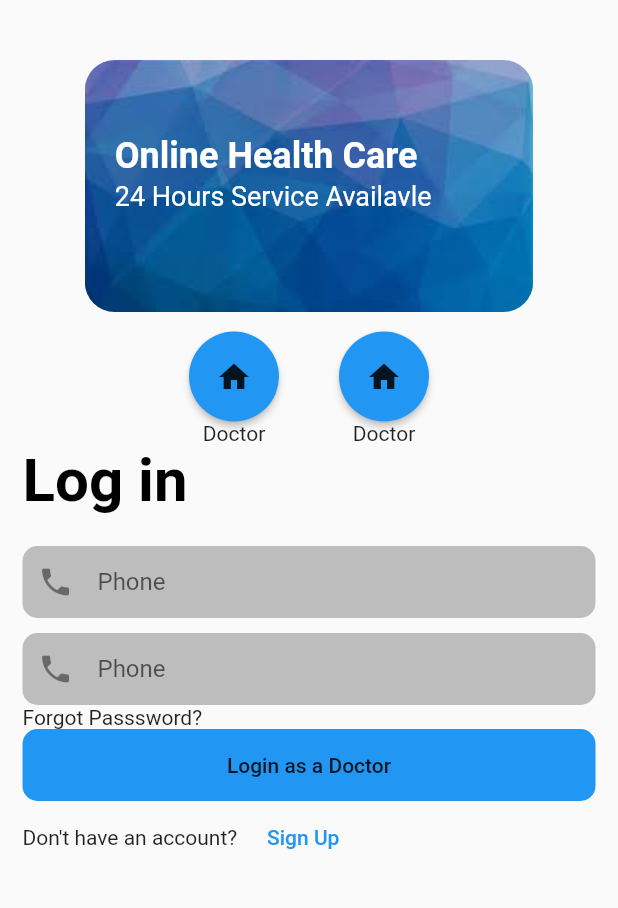
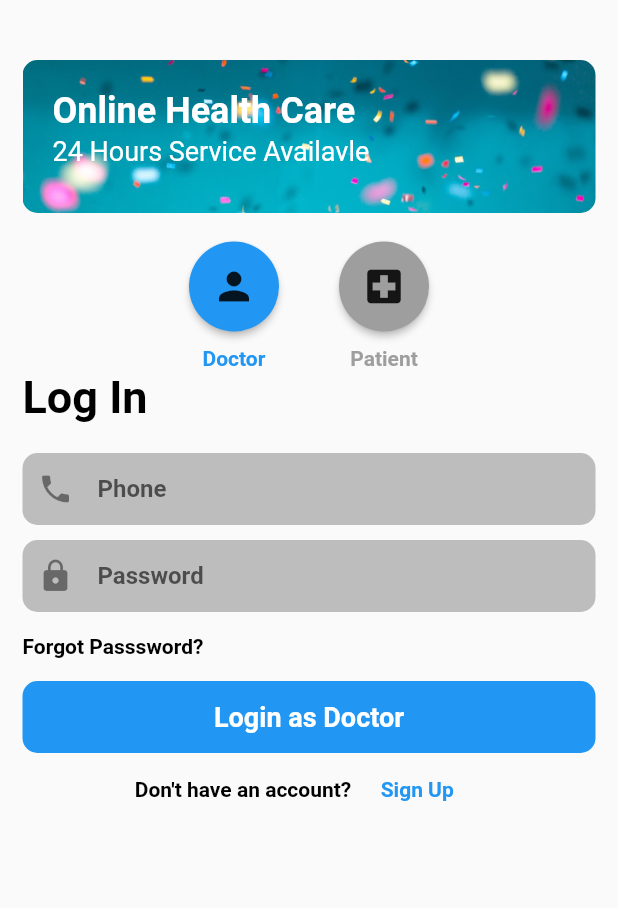
Before and after one commit to jpmehedi/flutter-eDaktar-app, a Flutter app: the screen it shows after launch, on a phone screen of 412 x 824 dp, the part 93-1001 px from its top. Run offline on Flutter 3.47's test engine with Material 2 defaults, Android fonts, the phone set to English and light mode, and no system bars.

Commit message:
refactoring log in screen

```diff
--- /dev/null
+++ b/lib/components/inputfield_builder.dart
@@ -0,0 +1,29 @@
+import 'package:flutter/material.dart';
+
+class InputFeildBuilder extends StatelessWidget {
+  InputFeildBuilder({this.hintText, this.icon});
+
+  final String hintText;
+  final Icon icon;
+
+  @override
+  Widget build(BuildContext context) {
+    return Container(
+      padding: EdgeInsets.only(left: 10),
+      decoration: BoxDecoration(
+        color: Colors.grey[400],
+        borderRadius: BorderRadius.circular(10.0),
+      ),
+      child: TextField(
+        decoration: InputDecoration(
+          border: InputBorder.none,
+          icon: icon,
+          hintText: hintText,
+          hintStyle: TextStyle(fontWeight: FontWeight.bold),
+          fillColor: Colors.blueAccent,
+          focusColor: Colors.brown,
+        ),
+      ),
+    );
+  }
+}
--- /dev/null
+++ b/lib/components/rounded_button.dart
@@ -0,0 +1,39 @@
+import 'package:flutter/material.dart';
+
+
+class RoundedButtonBuilder extends StatelessWidget {
+  RoundedButtonBuilder({this.icon, this.level, this.colur, this.buttonColor});
+  final Icon icon;
+  final String level;
+  final Color colur;
+  final Color buttonColor;
+
+  @override
+  Widget build(BuildContext context) {
+    return Column(
+      children: <Widget>[
+        Container(
+          child: RawMaterialButton(
+            child: icon,
+            onPressed: () {},
+            shape:
+                RoundedRectangleBorder(borderRadius: BorderRadius.circular(50)),
+            fillColor: buttonColor,
+            constraints: BoxConstraints(minHeight: 60.0, minWidth: 60.0),
+          ),
+        ),
+        Padding(
+          padding: EdgeInsets.only(top: 10),
+          child: Text(
+            level,
+            style: TextStyle(
+              fontWeight: FontWeight.bold,
+              fontSize: 14.0,
+              color: colur,
+            ),
+          ),
+        ),
+      ],
+    );
+  }
+}
--- a/lib/constraint.dart
+++ b/lib/constraint.dart
@@ -0,0 +1,30 @@
+import 'package:flutter/material.dart';
+
+const kLogoTextStyle = TextStyle(
+  color: Colors.black,
+  fontSize: 40.0,
+  fontWeight: FontWeight.bold,
+);
+
+const kElogoTextStyle = TextStyle(
+  color: Colors.blue,
+  fontSize: 40.0,
+);
+
+const kNormalTextStyle = TextStyle(
+  color: Colors.black,
+  fontSize: 14.0,
+  fontWeight: FontWeight.bold,
+);
+
+const kActiveTextStyle = TextStyle(
+  color: Colors.blue,
+  fontWeight: FontWeight.bold,
+  fontSize: 14.0,
+);
+
+const kHoverTextStyle = TextStyle(
+  color: Colors.grey,
+  fontWeight: FontWeight.bold,
+  fontSize: 14.0,
+);
--- a/lib/main.dart
+++ b/lib/main.dart
@@ -1,5 +1,7 @@
+import 'package:e_daktar/screens/home_screen.dart';
 import 'package:flutter/material.dart';
 import './screens/login_screen.dart';
+import './screens/home_screen.dart';
 
 void main() => runApp(MyApp());
 
@@ -9,6 +11,11 @@ class MyApp extends StatelessWidget {
     return MaterialApp(
       title: 'Flutter Demo',
       home: LoginScreen(),
+      initialRoute: LoginScreen.id,
+      routes: {
+        LoginScreen.id: (context) => LoginScreen(),
+        HomeScreen.id: (context) => HomeScreen(),
+      },
     );
   }
 }
--- /dev/null
+++ b/lib/screens/home_screen.dart
@@ -0,0 +1,26 @@
+import 'package:flutter/material.dart';
+
+
+ class HomeScreen extends StatefulWidget {
+   static String id = "HomeScreen";
+   @override
+   _HomeScreenState createState() => _HomeScreenState();
+ }
+
+ class _HomeScreenState extends State<HomeScreen> {
+   @override
+   Widget build(BuildContext context) {
+     return SafeArea(
+       child: Scaffold(
+         drawer: Drawer(),
+         appBar: AppBar(
+           title: Text("data"),
+         ),
+         body: Center(
+           child: Image.asset('images/index.jpeg'),
+         ),
+       ),
+     );
+
+   }
+ }
--- a/lib/screens/login_screen.dart
+++ b/lib/screens/login_screen.dart
@@ -1,11 +1,18 @@
+import 'package:e_daktar/constraint.dart';
 import 'package:flutter/material.dart';
+import '../screens/home_screen.dart';
+import '../components/inputfield_builder.dart';
+import '../components/rounded_button.dart';
 
 class LoginScreen extends StatefulWidget {
+  static String id = "LoginScreen";
   @override
   _LoginScreenState createState() => _LoginScreenState();
 }
 
 class _LoginScreenState extends State<LoginScreen> {
+  final Color activeColor = Colors.blue;
+  final Color inactiveColor = Colors.grey;
   @override
   Widget build(BuildContext context) {
     return SafeArea(
@@ -18,42 +25,32 @@ class _LoginScreenState extends State<LoginScreen> {
                 crossAxisAlignment: CrossAxisAlignment.start,
                 children: <Widget>[
                   Container(
-                    child: Row(
-                      children: <Widget>[
+                    child: Row(children: <Widget>[
                       Text(
                         "e",
-                          style: TextStyle(
-                            color: Colors.blue,
-                            fontSize: 40.0,
-                          ),
+                        style: kElogoTextStyle,
                       ),
                       Text(
                         "Daktar",
-                          style: TextStyle(
-                              color: Colors.black,
-                              fontSize: 40.0,
-                              fontWeight: FontWeight.bold),
+                        style: kLogoTextStyle,
                       ),
-                      ],
-                    ),
+                    ]),
                   ),
                   SizedBox(
                     height: 40.0,
                   ),
                   Container(
-                    width: double.infinity,
-                    child: Center(
                     child: Stack(
                       children: <Widget>[
                         ClipRRect(
-                            borderRadius: BorderRadius.circular(20),
+                          borderRadius: BorderRadius.circular(10),
                           child: Image(
-                              image: AssetImage('images/index.jpeg'),
+                            image: AssetImage('images/card.jpeg'),
                           ),
                         ),
                         Padding(
                           padding: EdgeInsets.symmetric(
-                                vertical: 50.0, horizontal: 20.0),
+                              vertical: 20.0, horizontal: 20.0),
                           child: Text(
                             "Online Health Care",
                             style: TextStyle(
@@ -65,7 +62,7 @@ class _LoginScreenState extends State<LoginScreen> {
                         ),
                         Padding(
                           padding: EdgeInsets.symmetric(
-                                vertical: 80.0, horizontal: 20.0),
+                              vertical: 50.0, horizontal: 20.0),
                           child: Text(
                             "24 Hours Service Availavle",
                             style: TextStyle(
@@ -78,54 +75,39 @@ class _LoginScreenState extends State<LoginScreen> {
                       ],
                     ),
                   ),
-                  ),
                   Container(
                     child: Row(
                       mainAxisAlignment: MainAxisAlignment.center,
                       children: <Widget>[
-                        Column(
-                          children: <Widget>[
-                            Container(
-                              child: RawMaterialButton(
-                                child: Icon(Icons.home),
-                                onPressed: () {},
-                                shape: RoundedRectangleBorder(
-                                    borderRadius: BorderRadius.circular(50)),
-                                fillColor: Colors.blue.shade500,
-                                constraints: BoxConstraints(
-                                    minHeight: 60.0, minWidth: 60.0),
+                        RoundedButtonBuilder(
+                          buttonColor: activeColor,
+                          icon: Icon(
+                            Icons.person,
+                            size: 30,
                           ),
-                            ),
-                            Text("Doctor"),
-                          ],
+                          level: 'Doctor',
+                          colur: activeColor,
                         ),
                         SizedBox(
                           width: 40.0,
                         ),
-                        Column(
-                          children: <Widget>[
-                            Container(
-                              child: RawMaterialButton(
-                                child: Icon(Icons.home),
-                                onPressed: () {},
-                                shape: RoundedRectangleBorder(
-                                    borderRadius: BorderRadius.circular(50)),
-                                fillColor: Colors.blue.shade500,
-                                constraints: BoxConstraints(
-                                    minHeight: 60.0, minWidth: 60.0),
+                        RoundedButtonBuilder(
+                          buttonColor: inactiveColor,
+                          icon: Icon(
+                            Icons.local_hospital,
+                            size: 30,
                           ),
+                          level: 'Patient',
+                          colur: inactiveColor,
                         ),
-                            Text("Doctor"),
-                          ],
-                        )
                       ],
                     ),
                   ),
                   Text(
-                    "Log in",
+                    "Log In",
                     style: TextStyle(
                         color: Colors.black,
-                        fontSize: 40.0,
+                        fontSize: 30.0,
                         fontWeight: FontWeight.bold),
                   ),
                   SizedBox(
@@ -134,45 +116,30 @@ class _LoginScreenState extends State<LoginScreen> {
                   Container(
                     child: Column(
                       children: <Widget>[
-                        Container(
-                          padding: EdgeInsets.only(left: 10),
-                          decoration: BoxDecoration(
-                            color: Colors.grey[400],
-                            borderRadius: BorderRadius.circular(10.0),
-                          ),
-                          child: TextField(
-                            decoration: InputDecoration(
-                              border: InputBorder.none,
+                        InputFeildBuilder(
+                          hintText: 'Phone',
                           icon: Icon(Icons.phone),
-                              hintText: 'Phone',
-                              fillColor: Colors.blueAccent,
-                              focusColor: Colors.brown,
-                            ),
-                          ),
                         ),
                         SizedBox(
                           height: 10,
                         ),
-                        Container(
-                          padding: EdgeInsets.only(left: 10),
-                          decoration: BoxDecoration(
-                            color: Colors.grey[400],
-                            borderRadius: BorderRadius.circular(10.0),
+                        InputFeildBuilder(
+                          hintText: 'Password',
+                          icon: Icon(Icons.lock),
                         ),
-                          child: TextField(
-                            decoration: InputDecoration(
-                              border: InputBorder.none,
-                              icon: Icon(Icons.phone),
-                              hintText: 'Phone',
-                              fillColor: Colors.blueAccent,
-                              focusColor: Colors.brown,
-                            ),
-                          ),
-                        )
                       ],
                     ),
                   ),
-                  Text("Forgot Passsword?"),
+                  SizedBox(
+                    height: 15,
+                  ),
+                  Text(
+                    "Forgot Passsword?",
+                    style: kNormalTextStyle,
+                  ),
+                  SizedBox(
+                    height: 15,
+                  ),
                   Container(
                     width: double.infinity,
                     decoration: BoxDecoration(
@@ -180,21 +147,33 @@ class _LoginScreenState extends State<LoginScreen> {
                       borderRadius: BorderRadius.circular(10.0),
                     ),
                     child: FlatButton(
-                      onPressed: () {},
-                      child: Text("Login as a Doctor"),
+                      onPressed: () {
+                        Navigator.pushNamed(context, HomeScreen.id);
+                      },
+                      child: Text(
+                        "Login as Doctor",
+                        style: TextStyle(
+                            fontSize: 18.0,
+                            fontWeight: FontWeight.bold,
+                            color: Colors.white),
+                      ),
                     ),
                   ),
                   Container(
                     child: Row(
+                      mainAxisAlignment: MainAxisAlignment.center,
                       children: <Widget>[
-                        Text("Don't have an account?"),
+                        Text(
+                          "Don't have an account?",
+                          style: kNormalTextStyle,
+                        ),
                         FlatButton(
-                            onPressed: () {},
+                            onPressed: () {
+                              //TODO:Navigate
+                            },
                             child: Text(
                               'Sign Up',
-                              style: TextStyle(
-                                color: Colors.blue,
-                              ),
+                              style: kActiveTextStyle,
                             )),
                       ],
                     ),
--- a/pubspec.yaml
+++ b/pubspec.yaml
@@ -23,6 +23,7 @@ flutter:
 
   assets:
    - images/index.jpeg
+   - images/card.jpeg
 
 
   # fonts:
```
Also changed, not shown: images/card.jpeg (added). Lines whose indentation alone changed are shown as unchanged.
